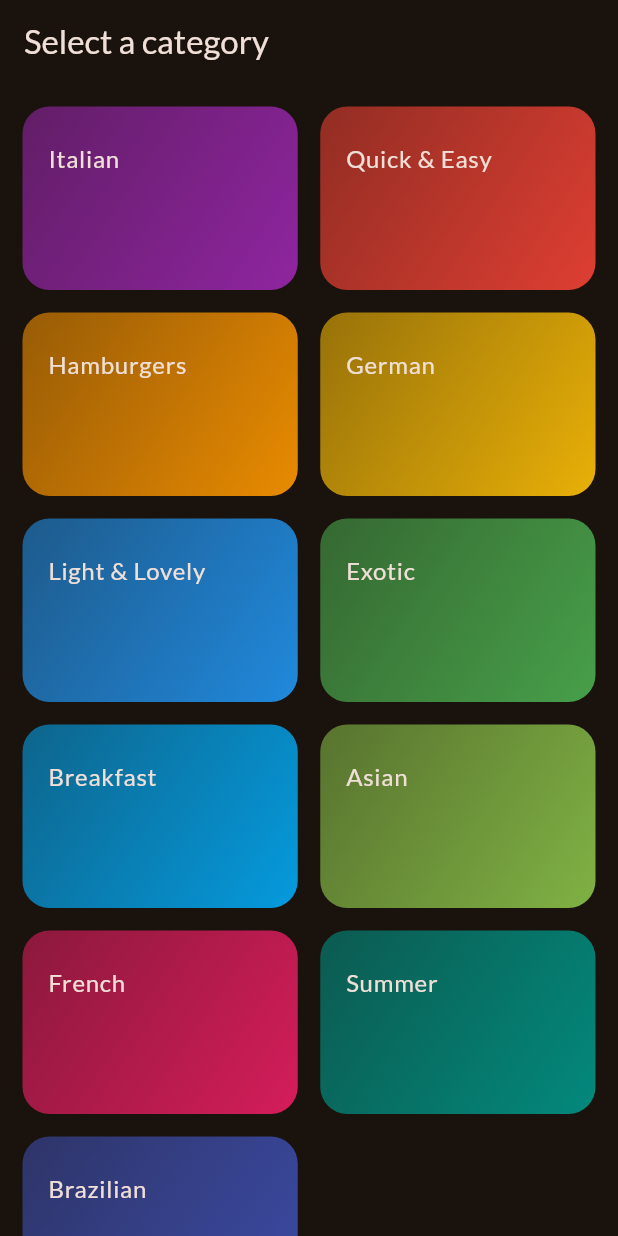
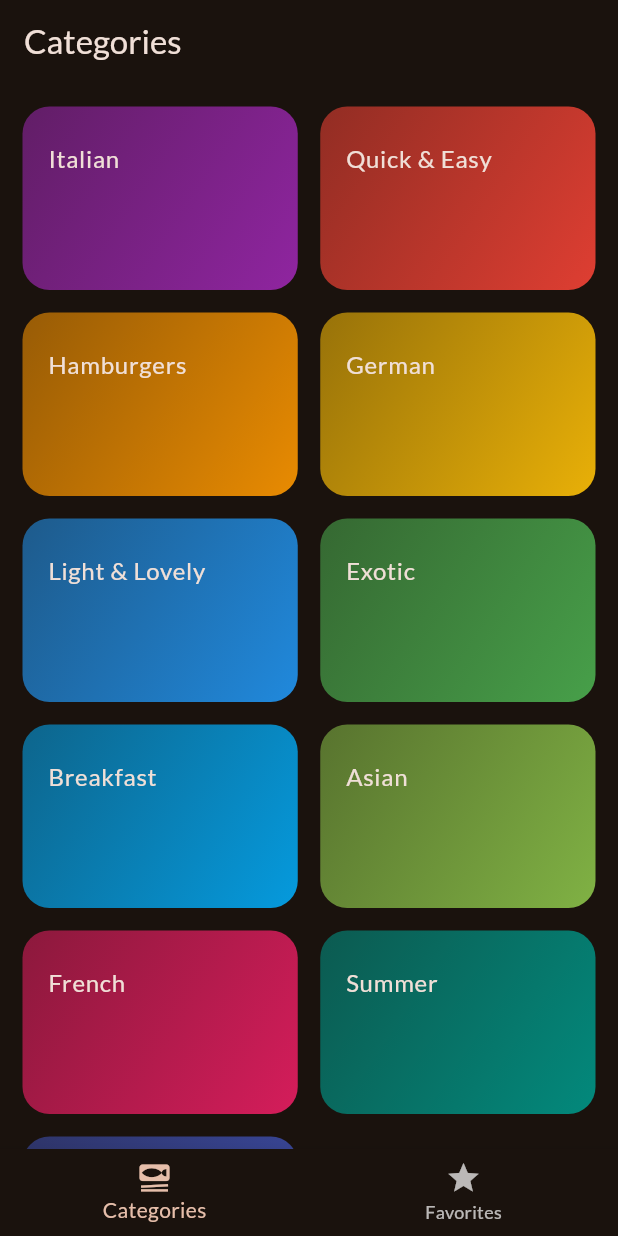
Before and after one commit to gustaborges/flutter-bootcamp, a Flutter app: the screen it shows after launch, on a phone screen of 412 x 824 dp. Run offline on Flutter 3.47's test engine with Material 3 defaults, Android fonts, the phone set to English and light mode, and no system bars; our stand-ins replace google_fonts, shared_preferences, transparent_image.

Commit message:
meals app - favorite feature

```diff
--- a/meals_app/lib/main.dart
+++ b/meals_app/lib/main.dart
@@ -1,10 +1,14 @@
 import 'package:flutter/material.dart';
 import 'package:google_fonts/google_fonts.dart';
-import 'package:meals_app/dummy_data.dart';
-import 'package:meals_app/screens/categories_screen.dart';
+import 'package:meals_app/screens/home/tabs.dart';
+import 'package:meals_app/utils/favorite_meals_manager.dart';
+import 'package:shared_preferences/shared_preferences.dart';
 
-void main() {
-  runApp(const MealsApp());
+Future<void> main() async {
+  WidgetsFlutterBinding.ensureInitialized();
+  var prefs = await SharedPreferences.getInstance();
+  var favoritesManager = FavoriteMealsManager(prefs);
+  runApp(MealsApp(favoritesManager: favoritesManager));
 }
 
 final theme = ThemeData(
@@ -16,20 +20,16 @@ final theme = ThemeData(
 );
 
 class MealsApp extends StatelessWidget {
-  final String e = "";
-  final String e2 = "";
+  final FavoriteMealsManager favoritesManager;
 
-  const MealsApp({super.key});
+  const MealsApp({super.key, required this.favoritesManager});
 
   @override
   Widget build(BuildContext context) {
     return MaterialApp(
       title: 'Meals',
       theme: theme,
-      home: const CategoriesScreen(
-        title: 'Select a category',
-        categories: availableCategories,
-      ),
+      home: Tabs(favoritesManager: favoritesManager),
     );
   }
 }
--- a/meals_app/lib/screens/categories_screen.dart
+++ b/meals_app/lib/screens/home/categories_tab.dart
@@ -1,31 +1,24 @@
 import 'package:flutter/material.dart';
 import 'package:meals_app/dummy_data.dart';
 import 'package:meals_app/models/category.dart';
-import 'package:meals_app/screens/meals_screen.dart';
+import 'package:meals_app/screens/meals/meals_screen.dart';
+import 'package:meals_app/utils/favorite_meals_manager.dart';
 import 'package:meals_app/widgets/categories_grid.dart';
 
-class CategoriesScreen extends StatelessWidget {
-  final String title;
+class CategoriesTab extends StatelessWidget {
   final List<Category> categories;
+  final FavoriteMealsManager favoritesManager;
 
-  const CategoriesScreen({
-    super.key,
-    required this.title,
-    required this.categories,
-  });
+  const CategoriesTab(
+      {super.key, required this.categories, required this.favoritesManager});
 
   @override
   Widget build(BuildContext context) {
-    return Scaffold(
-      appBar: AppBar(
-        title: Text(title),
-      ),
-      body: CategoriesGrid(
-          categories: categories,
-          onSelectCategory: (category) {
-            _goToMealsScreen(context, category);
-          }),
-    );
+    return CategoriesGrid(
+        categories: categories,
+        onSelectCategory: (category) {
+          _goToMealsScreen(context, category);
+        });
   }
 
   void _goToMealsScreen(BuildContext context, Category category) {
@@ -38,6 +31,7 @@ class CategoriesScreen extends StatelessWidget {
         return MealsScreen(
           title: category.title,
           meals: filteredMeals,
+          favoritesManager: favoritesManager,
         );
       }),
     );
--- /dev/null
+++ b/meals_app/lib/screens/home/tabs.dart
@@ -0,0 +1,67 @@
+import 'package:flutter/material.dart';
+import 'package:meals_app/dummy_data.dart';
+import 'package:meals_app/screens/home/categories_tab.dart';
+import 'package:meals_app/screens/home/favorites_tab.dart';
+import 'package:meals_app/utils/favorite_meals_manager.dart';
+
+class Tabs extends StatefulWidget {
+  final FavoriteMealsManager favoritesManager;
+
+  const Tabs({super.key, required this.favoritesManager});
+
+  @override
+  State<Tabs> createState() => _TabsState();
+}
+
+class _TabsState extends State<Tabs> {
+  int _currentTabIndex = 0;
+
+  @override
+  Widget build(BuildContext context) {
+    Widget tabContent;
+    String title;
+
+    switch (_currentTabIndex) {
+      case 0:
+        title = 'Categories';
+        tabContent = CategoriesTab(
+          categories: availableCategories,
+          favoritesManager: widget.favoritesManager,
+        );
+        break;
+      default:
+        title = 'Favorites';
+        tabContent = FavoritesTab(
+          favoritesManager: widget.favoritesManager,
+        );
+        break;
+    }
+
+    return Scaffold(
+      appBar: AppBar(
+        title: Text(title),
+      ),
+      body: tabContent,
+      bottomNavigationBar: BottomNavigationBar(
+        onTap: _setCurrentTab,
+        currentIndex: _currentTabIndex,
+        items: const [
+          BottomNavigationBarItem(
+            icon: Icon(Icons.set_meal),
+            label: 'Categories',
+          ),
+          BottomNavigationBarItem(
+            icon: Icon(Icons.star),
+            label: 'Favorites',
+          ),
+        ],
+      ),
+    );
+  }
+
+  void _setCurrentTab(int index) {
+    setState(() {
+      _currentTabIndex = index;
+    });
+  }
+}
--- /dev/null
+++ b/meals_app/lib/utils/favorite_meals_manager.dart
@@ -0,0 +1,50 @@
+import 'package:meals_app/dummy_data.dart';
+import 'package:meals_app/models/meal.dart';
+import 'package:shared_preferences/shared_preferences.dart';
+
+class FavoriteMealsManager {
+  static const String key = 'favorite_meals';
+  final SharedPreferences prefs;
+
+  FavoriteMealsManager(this.prefs);
+
+  void addFavorite(String mealId) {
+    var favorites = getFavoriteIds();
+    favorites.add(mealId);
+
+    prefs.setStringList(key, favorites);
+  }
+
+  List<String> getFavoriteIds() {
+    return prefs.getStringList(key) ?? [];
+  }
+
+  List<Meal> getFavorites() {
+    var favorites = getFavoriteIds();
+    return dummyMeals.where((x) => favorites.contains(x.id)).toList();
+  }
+
+  bool isFavorite(String mealId) {
+    return getFavoriteIds().contains(mealId);
+  }
+
+  void removeFavorite(String mealId) {
+    var favorites = getFavoriteIds();
+    favorites.remove(mealId);
+
+    prefs.setStringList(key, favorites);
+  }
+
+  bool toggleFavoriteAsync(String mealId) {
+    bool favorite = false;
+
+    if (isFavorite(mealId)) {
+      removeFavorite(mealId);
+    } else {
+      addFavorite(mealId);
+      favorite = true;
+    }
+
+    return favorite;
+  }
+}
--- a/meals_app/lib/widgets/category_grid_item.dart
+++ b/meals_app/lib/widgets/category_grid_item.dart
@@ -39,7 +39,7 @@ class CategoryGridItem extends StatelessWidget {
             style: Theme.of(context)
                 .textTheme
                 .bodyLarge!
-                .copyWith(color: Theme.of(context).colorScheme.onBackground),
+                .copyWith(color: Theme.of(context).colorScheme.onSurface),
           ),
         ),
       ),
--- a/meals_app/pubspec.yaml
+++ b/meals_app/pubspec.yaml
@@ -37,6 +37,7 @@ dependencies:
   cupertino_icons: ^1.0.6
   google_fonts: ^6.2.0
   transparent_image: ^2.0.1
+  shared_preferences: ^2.3.2
 
 dev_dependencies:
   flutter_test:
```
Also changed, not shown: meals_app/lib/screens/home/favorites_tab.dart (added, +28 -0 lines), meals_app/lib/screens/meal_details_screen.dart (deleted, +0 -67 lines), meals_app/lib/screens/meals/meal_details_screen.dart (added, +96 -0 lines), meals_app/lib/screens/meals/meals_screen.dart (renamed from meals_app/lib/screens/meals_screen.dart, +11 -7 lines), meals_app/lib/widgets/empty_meals_list.dart (+7 -3 lines), meals_app/lib/widgets/favorite_meal_button.dart (added, +69 -0 lines), meals_app/lib/widgets/meals_list.dart (+53 -14 lines), meals_app/pubspec.lock, 2 other files.
